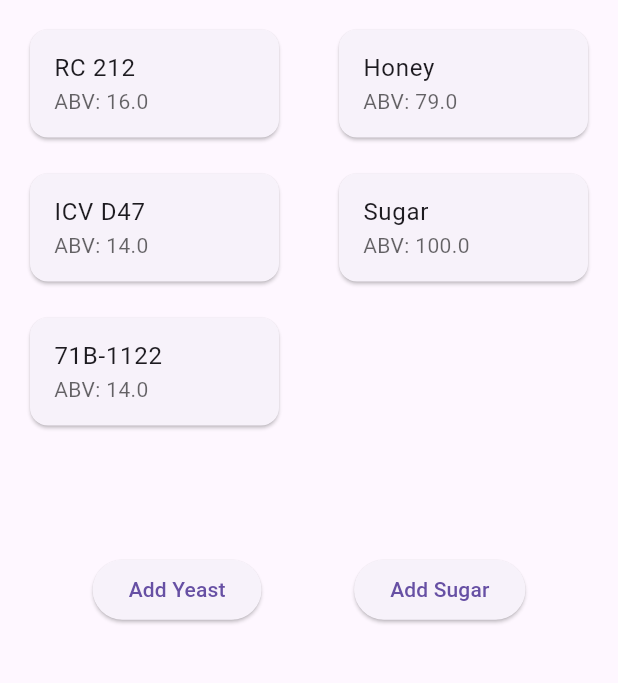
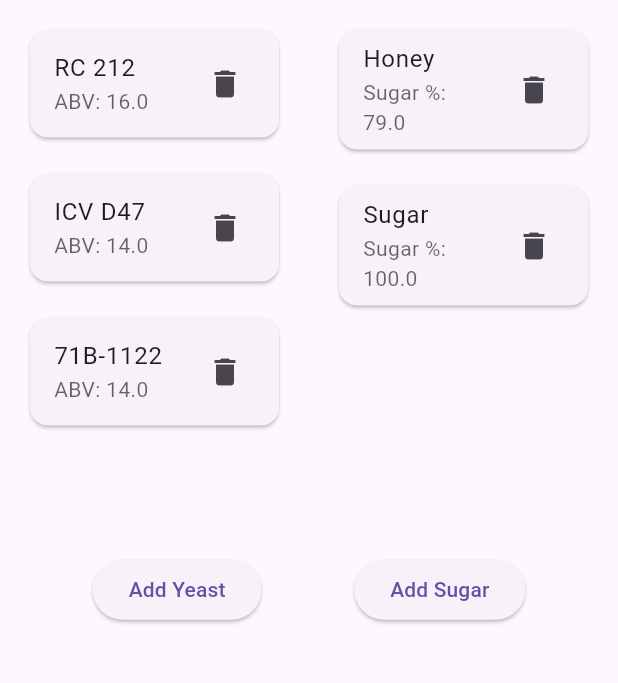
Before and after one commit to Seanm64/FermentationStation, a Flutter app: the Configuration screen opened by its route, on a phone screen of 412 x 824 dp, the part 128-811 px from its top. Run offline on Flutter 3.47's test engine with Material 3 defaults, Android fonts, the phone set to English and light mode, and no system bars; our stand-ins replace hive; accounts and stored records are empty; generated files the repository leaves out were written again.

Commit message:
Added Trash Can icon onto cards

```diff
--- a/lib/cards/ingredients_card.dart
+++ b/lib/cards/ingredients_card.dart
@@ -1,5 +1,9 @@
 import 'package:flutter/material.dart';
 
+enum CardType {
+  eYeastCard,
+  eSugarGravityCard
+}
 
 class IngredientsCard extends StatelessWidget {
   const IngredientsCard({
@@ -7,11 +11,13 @@ class IngredientsCard extends StatelessWidget {
     required this.ingredient_name,
     required this.description,
     required this.data_value,
+    required this.card_type
   });
 
   final String ingredient_name;
   final String description;
   final double data_value;
+  final CardType card_type;
 
   @override
   Widget build(BuildContext context) {
@@ -22,14 +28,18 @@ class IngredientsCard extends StatelessWidget {
         child: Column(
             children: <Widget>[
               ListTile(
-                // leading: Icon(Icons.arrow_drop_down_circle),
                 title: Text('${ingredient_name}',
                 style: TextStyle(
                   // fontSize: 12
                 ),
                 ),
-                subtitle: Text('ABV: ${data_value}',
+                subtitle: Text(
+                  card_type == CardType.eYeastCard ? 'ABV: ${data_value}' :
+                  'Sugar %: ${data_value}',
                   style: TextStyle(color: Colors.black.withOpacity(0.6)),
+                ),trailing: GestureDetector(
+                  onTap: () {},
+                  child: Icon(Icons.delete),
                 ),
               ),
             ],
--- a/lib/config_lists/sugar_gravity_consumer_list.dart
+++ b/lib/config_lists/sugar_gravity_consumer_list.dart
@@ -22,6 +22,7 @@ class _SuagrConsumerListState extends State<SugarConsumerList> {
                   ingredient_name: sugar.user_sugar_gravities[index].sugar_name,
                   description: '',
                   data_value: sugar.user_sugar_gravities[index].sugars_content_percent,
+                  card_type: CardType.eSugarGravityCard,
                 );
               }
           );
--- a/lib/config_lists/yeast_consumer_list.dart
+++ b/lib/config_lists/yeast_consumer_list.dart
@@ -22,6 +22,7 @@ class _YeastConsumerListState extends State<YeastConsumerList> {
                   ingredient_name: yeast.user_yeast[index].yeast_name,
                   description: '',
                   data_value: yeast.user_yeast[index].max_abv,
+                  card_type: CardType.eYeastCard,
                 );
               }
           );
```
